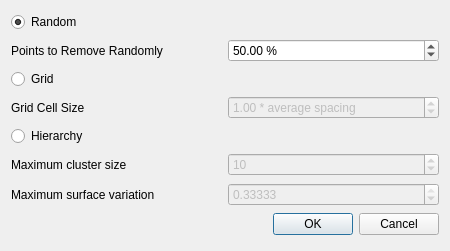
Qt form Polyhedron/demo/Polyhedron/Plugins/Point_set/Point_set_simplification_plugin.ui (CGAL/cgal) before a commit.
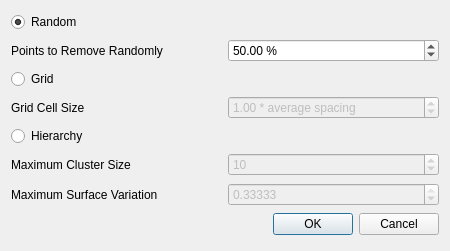
The same form after that commit.

What changed in the file:
```diff
--- a/Polyhedron/demo/Polyhedron/Plugins/Point_set/Point_set_simplification_plugin.ui
+++ b/Polyhedron/demo/Polyhedron/Plugins/Point_set/Point_set_simplification_plugin.ui
@@ -17,7 +17,7 @@
    <item row="7" column="0">
     <widget class="QLabel" name="label_4">
      <property name="text">
-      <string>Maximum cluster size</string>
+      <string>Maximum Cluster Size</string>
      </property>
     </widget>
    </item>
@@ -135,7 +135,7 @@
    <item row="8" column="0">
     <widget class="QLabel" name="label_5">
      <property name="text">
-      <string>Maximum surface variation</string>
+      <string>Maximum Surface Variation</string>
      </property>
     </widget>
    </item>
```
